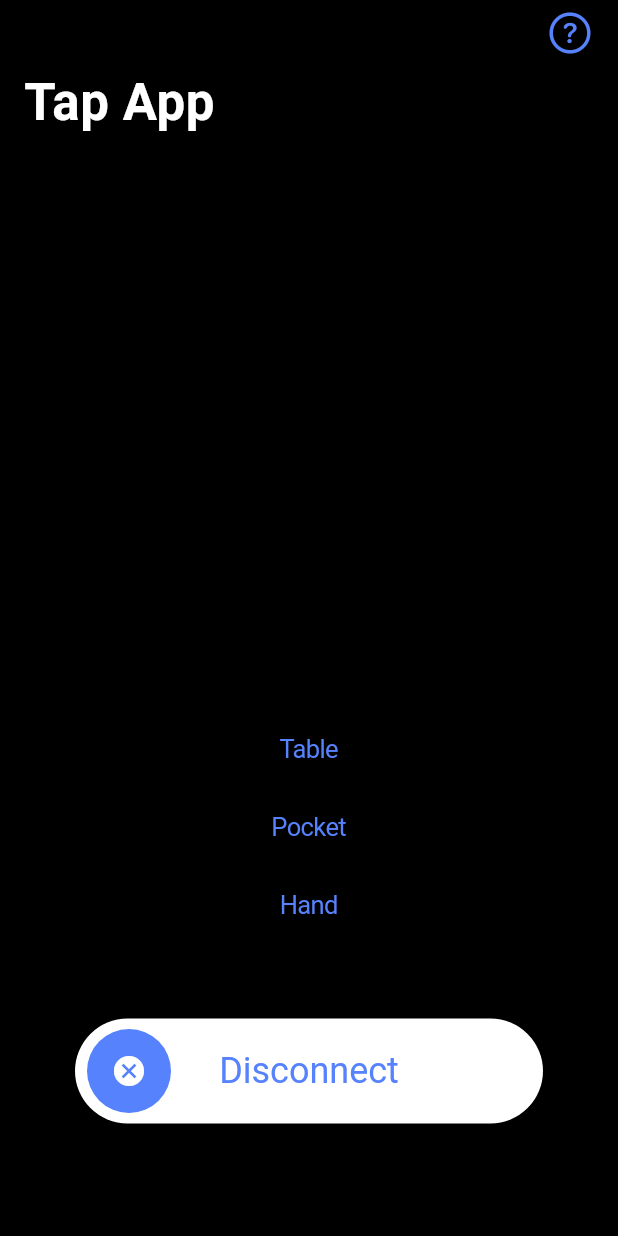
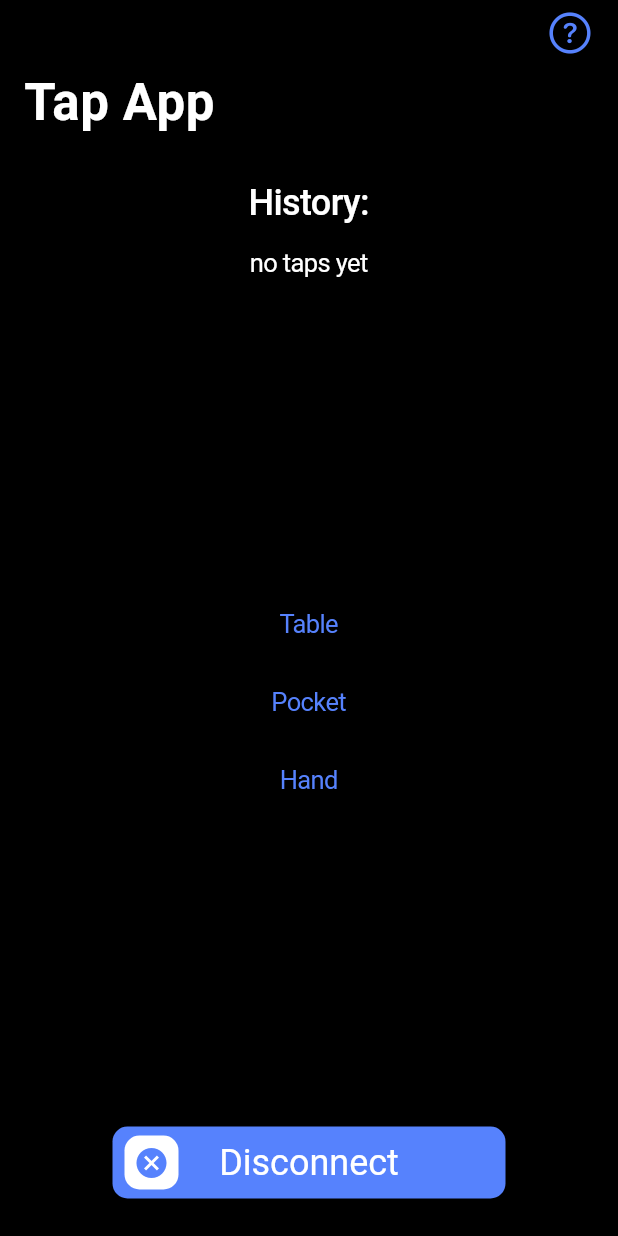
Before and after one commit to BitterSchoki/tap_app, a Flutter app: the ActionPage screen opened by its route, on a phone screen of 412 x 824 dp. Run offline on Flutter 3.47's test engine with Material 2 defaults, Android fonts, the phone set to English and light mode, and no system bars; drawn by our look-alikes of slide_to_act; our stand-ins replace equatable, flutter_bloc, go_router, sensors_plus, share_plus, shared_preferences and 2 more; missing offline and left inert: bonsoir, tflite_flutter; accounts and stored records are empty.

Commit message:
Fix disconneting

```diff
--- a/lib/bloc/classification/classification_bloc.dart
+++ b/lib/bloc/classification/classification_bloc.dart
@@ -9,7 +9,8 @@ import '../device_communication_send/device_communication_send_bloc.dart';
 part 'classification_event.dart';
 part 'classification_state.dart';
 
-class ClassificationBloc extends Bloc<ClassificationEvent, ClassificationState> {
+class ClassificationBloc
+    extends Bloc<ClassificationEvent, ClassificationState> {
   ClassificationBloc({
     required this.deviceCommunicationSendBloc,
   }) : super(ClassificationInitial()) {
@@ -20,6 +21,8 @@ class ClassificationBloc extends Bloc<ClassificationEvent, ClassificationState>
         _recordedGyroscope(event);
       } else if (event is ClassificationStarted) {
         _classificationStarted(emit, event);
+      } else if (event is ClassificationStopped) {
+        interpreter!.close();
       }
     });
   }
@@ -58,14 +61,16 @@ class ClassificationBloc extends Bloc<ClassificationEvent, ClassificationState>
     }
   }
 
-  void _classificationStarted(Emitter<ClassificationState> emit, ClassificationStarted event) async {
+  void _classificationStarted(
+      Emitter<ClassificationState> emit, ClassificationStarted event) async {
     emit(ClassificationInterpreterSet());
-    interpreter = event.interpreter;
+    interpreter ??= event.interpreter;
 
     switch (event.tabType) {
       case TabType.table:
       case TabType.pocket:
       case TabType.hand:
+        //set specific mean, stD for selected type
         break;
       default:
     }
@@ -90,7 +95,7 @@ class ClassificationBloc extends Bloc<ClassificationEvent, ClassificationState>
     print('Classified: ${output.first.first}');
 
     //depending on the output, call _sendMessage
-    if (true) {
+    if (output.first.first > 0.8) {
       _sendMessage();
     }
   }
--- a/lib/bloc/classification/classification_event.dart
+++ b/lib/bloc/classification/classification_event.dart
@@ -34,3 +34,5 @@ class RecordedGyroscope extends ClassificationEvent {
   @override
   List<Object> get props => [values];
 }
+
+class ClassificationStopped extends ClassificationEvent {}
--- a/lib/pages/action_page.dart
+++ b/lib/pages/action_page.dart
@@ -19,10 +19,23 @@ class ActionPage extends StatelessWidget {
         child: Padding(
           padding: const EdgeInsets.symmetric(vertical: 25.0),
           child: Column(
-            mainAxisAlignment: MainAxisAlignment.center,
+            mainAxisAlignment: MainAxisAlignment.spaceBetween,
             children: [
-              Expanded(
-                child: BlocBuilder<DeviceCommunicationReceiveBloc, DeviceCommunicationReceiveState>(
+              Column(
+                children: [
+                  const Padding(
+                    padding: EdgeInsets.only(bottom: 16.0),
+                    child: Text(
+                      "History:",
+                      style: TextStyle(
+                        color: Colors.white,
+                        fontWeight: FontWeight.w500,
+                        fontSize: 24,
+                      ),
+                    ),
+                  ),
+                  BlocBuilder<DeviceCommunicationReceiveBloc,
+                      DeviceCommunicationReceiveState>(
                     builder: (context, state) {
                       if (state is DeviceCommunicationMessageReceivedSuccess) {
                         return ListView.builder(
@@ -32,11 +45,16 @@ class ActionPage extends StatelessWidget {
                               return Text(state.messages[index]);
                             });
                       } else {
-                      return const SizedBox.shrink();
+                        return const Text("no taps yet");
                       }
                     },
                   ),
+                ],
               ),
+              Padding(
+                padding: const EdgeInsets.symmetric(vertical: 32.0),
+                child: Column(
+                  children: [
                     CupertinoButton(
                       child: const Text('Table'),
                       onPressed: () {
@@ -64,22 +82,34 @@ class ActionPage extends StatelessWidget {
                         );
                       },
                     ),
+                  ],
+                ),
+              ),
               Padding(
-                padding: const EdgeInsets.all(50.0),
+                padding: const EdgeInsets.symmetric(
+                  horizontal: 75.0,
+                ),
                 child: SlideAction(
                   text: "Disconnect",
-                  elevation: 0,
-                  innerColor: CustomColors.darkPurple,
-                  outerColor: Colors.white,
+                  height: 48,
+                  borderRadius: 10,
+                  sliderButtonIconPadding: 6,
+                  innerColor: Colors.white,
+                  outerColor: CustomColors.darkPurple,
                   sliderButtonIcon: const Icon(
                     Icons.cancel,
-                    color: Colors.white,
+                    color: CustomColors.darkPurple,
                   ),
                   onSubmit: () async {
                     BlocProvider.of<RecordingBloc>(context).add(
                       RecordingStopped(),
                     );
+                    BlocProvider.of<ClassificationBloc>(context).add(
+                      ClassificationStopped(),
+                    );
+                    await Future.delayed(const Duration(milliseconds: 500), () {
                       context.push('/connect');
+                    });
                   },
                 ),
               ),
```
Lines whose indentation alone changed are shown as unchanged.
